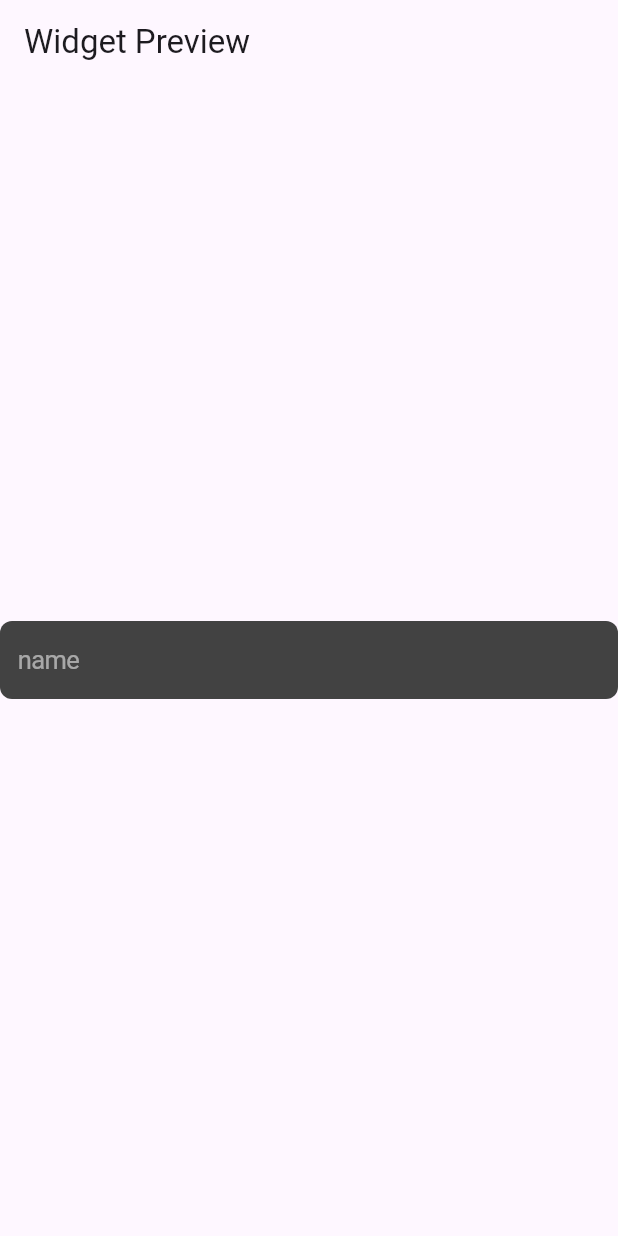
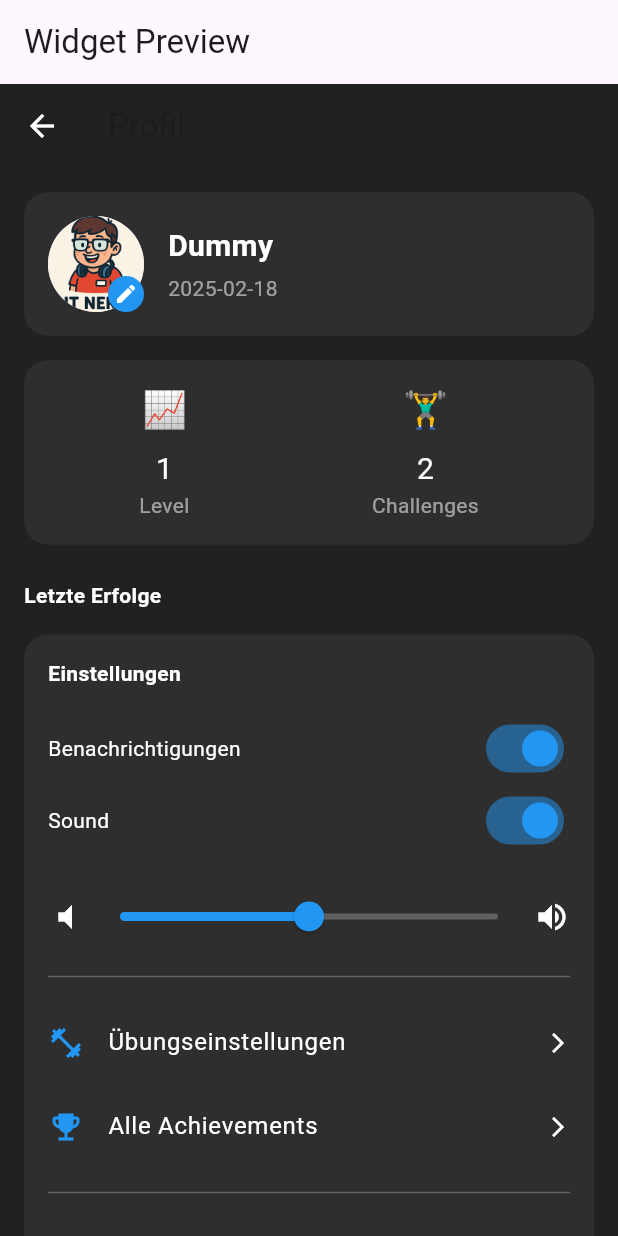
Before and after one commit to Pazflow/PushPals, a Flutter app: the screen it shows after launch, on a phone screen of 412 x 824 dp. Run offline on Flutter 3.47's test engine with Material 3 defaults, Android fonts, the phone set to English and light mode, and no system bars.

Commit message:
leaderboard sowie profilscreen eingebaut, nur layout, dies auch alles wieder als einzelne widget

```diff
--- a/pushpals/lib/main.dart
+++ b/pushpals/lib/main.dart
@@ -1,4 +1,6 @@
 import 'package:flutter/material.dart';
+//import 'package:pushpals/screens/leader_board_screen.dart';
+import 'package:pushpals/screens/profile_screen.dart';
 //import 'package:pushpals/widgets/custom_input_field.dart';
 //import 'package:pushpals/widgets/login_widget.dart';
 //import 'package:pushpals/widgets/profile_widget.dart';
@@ -7,7 +9,7 @@
 //import 'package:pushpals/widgets/ios/profile_image_ios.dart';
 //import 'package:pushpals/widgets/profile_widget.dart';
 //import 'package:pushpals/widgets/ios/save_button_ios.dart';
-import 'package:pushpals/widgets/ios/custom_input_field_ios.dart';
+//import 'package:pushpals/widgets/ios/custom_input_field_ios.dart';
 
 void main() {
   runApp(const MyApp());
@@ -37,7 +39,7 @@
   @override
   Widget build(BuildContext context) {
     // Hier wird das Widget ausgewählt
-  final Widget widgetToShow = const CustomInputFieldIOS(hint: 'name');
+  final Widget widgetToShow = const ProfileScreen();
     return Scaffold(
       appBar: AppBar(
         title: const Text('Widget Preview'),
--- /dev/null
+++ b/pushpals/lib/screens/profile_screen.dart
@@ -0,0 +1,186 @@
+import 'package:flutter/material.dart';
+
+class ProfileScreen extends StatelessWidget {
+  const ProfileScreen({super.key});
+
+  @override
+  Widget build(BuildContext context) {
+    return Scaffold(
+      backgroundColor: const Color(0xFF212121),
+      appBar: AppBar(
+        backgroundColor: const Color(0xFF212121),
+        elevation: 0,
+        title: const Text('Profil'),
+        leading: const BackButton(color: Colors.white),
+      ),
+      body: SingleChildScrollView(
+        padding: const EdgeInsets.all(16),
+        child: Column(
+          crossAxisAlignment: CrossAxisAlignment.start,
+          children: [
+            // Profilkarte
+            Container(
+              padding: const EdgeInsets.all(16),
+              decoration: BoxDecoration(
+                color: const Color(0xFF2E2E2E),
+                borderRadius: BorderRadius.circular(16),
+              ),
+              child: Row(
+                children: [
+                  Stack(
+                    children: [
+                      const CircleAvatar(
+                        radius: 32,
+                        backgroundImage: AssetImage('assets/images/IT_Nerd.png'),
+                      ),
+                      Positioned(
+                        bottom: 0,
+                        right: 0,
+                        child: Container(
+                          decoration: const BoxDecoration(
+                            color: Colors.blue,
+                            shape: BoxShape.circle,
+                          ),
+                          padding: const EdgeInsets.all(4),
+                          child: const Icon(Icons.edit, color: Colors.white, size: 16),
+                        ),
+                      )
+                    ],
+                  ),
+                  const SizedBox(width: 16),
+                  const Column(
+                    crossAxisAlignment: CrossAxisAlignment.start,
+                    children: [
+                      Text('Dummy', style: TextStyle(color: Colors.white, fontSize: 20, fontWeight: FontWeight.bold)),
+                      SizedBox(height: 4),
+                      Text('2025-02-18', style: TextStyle(color: Colors.white54)),
+                    ],
+                  ),
+                ],
+              ),
+            ),
+
+            const SizedBox(height: 16),
+
+            // StatsCard
+            Container(
+              padding: const EdgeInsets.all(16),
+              decoration: BoxDecoration(
+                color: const Color(0xFF2E2E2E),
+                borderRadius: BorderRadius.circular(16),
+              ),
+              child: Row(
+                mainAxisAlignment: MainAxisAlignment.spaceAround,
+                children: const [
+                  _StatItem(icon: '📈', value: '1', label: 'Level'),
+                  _StatItem(icon: '🏋️‍♂️', value: '2', label: 'Challenges'),
+                ],
+              ),
+            ),
+
+            const SizedBox(height: 24),
+            const Text(
+              'Letzte Erfolge',
+              style: TextStyle(color: Colors.white, fontWeight: FontWeight.bold),
+            ),
+            const SizedBox(height: 16),
+
+            // Einstellungen-Karte
+            Container(
+              padding: const EdgeInsets.all(16),
+              decoration: BoxDecoration(
+                color: const Color(0xFF2E2E2E),
+                borderRadius: BorderRadius.circular(16),
+              ),
+              child: Column(
+                crossAxisAlignment: CrossAxisAlignment.start,
+                children: [
+                  const Text('Einstellungen', style: TextStyle(color: Colors.white, fontWeight: FontWeight.bold)),
+                  const SizedBox(height: 16),
+                  _buildSwitchTile('Benachrichtigungen', true),
+                  _buildSwitchTile('Sound', true),
+
+                  const SizedBox(height: 16),
+                  // Lautstärke-Slider (Design)
+                  Row(
+                    children: [
+                      const Icon(Icons.volume_mute, color: Colors.white),
+                      Expanded(
+                        child: Slider(
+                          value: 0.5,
+                          onChanged: (_) {},
+                          activeColor: Colors.blue,
+                          inactiveColor: Colors.white24,
+                        ),
+                      ),
+                      const Icon(Icons.volume_up, color: Colors.white),
+                    ],
+                  ),
+                  const Divider(color: Colors.white24, height: 32),
+
+                  _buildSettingsRow(Icons.fitness_center, 'Übungseinstellungen'),
+                  _buildSettingsRow(Icons.emoji_events, 'Alle Achievements'),
+                  const Divider(color: Colors.white24, height: 32),
+
+                  TextButton.icon(
+                    onPressed: () {},
+                    icon: const Icon(Icons.logout, color: Colors.red),
+                    label: const Text('Ausloggen', style: TextStyle(color: Colors.red)),
+                  )
+                ],
+              ),
+            )
+          ],
+        ),
+      ),
+    );
+  }
+
+  Widget _buildSwitchTile(String label, bool value) {
+    return Row(
+      mainAxisAlignment: MainAxisAlignment.spaceBetween,
+      children: [
+        Text(label, style: const TextStyle(color: Colors.white)),
+        Switch(
+          value: value,
+          onChanged: (_) {},
+          activeColor: Colors.blue,
+        )
+      ],
+    );
+  }
+
+  Widget _buildSettingsRow(IconData icon, String label) {
+    return ListTile(
+      contentPadding: EdgeInsets.zero,
+      leading: Icon(icon, color: Colors.blue),
+      title: Text(label, style: const TextStyle(color: Colors.white)),
+      trailing: const Icon(Icons.arrow_forward_ios, color: Colors.white, size: 16),
+      onTap: () {},
+    );
+  }
+}
+
+class _StatItem extends StatelessWidget {
+  final String icon;
+  final String value;
+  final String label;
+
+  const _StatItem({
+    required this.icon,
+    required this.value,
+    required this.label,
+  });
+
+  @override
+  Widget build(BuildContext context) {
+    return Column(
+      children: [
+        Text(icon, style: const TextStyle(fontSize: 24)),
+        const SizedBox(height: 8),
+        Text(value, style: const TextStyle(color: Colors.white, fontSize: 20)),
+        Text(label, style: const TextStyle(color: Colors.white54)),
+      ],
+    );
+  }
+}
--- a/pushpals/pubspec.yaml
+++ b/pushpals/pubspec.yaml
@@ -61,8 +61,8 @@ flutter:
 
 
   # To add assets to your application, add an assets section, like this:
-  # assets:
-  #   - images/a_dot_burr.jpeg
+  assets:
+     - assets/images/IT_Nerd.png
   #   - images/a_dot_ham.jpeg
 
   # An image asset can refer to one or more resolution-specific "variants", see
```
Also changed, not shown: pushpals/lib/screens/leader_board_screen.dart (added, +71 -0 lines), pushpals/lib/widgets/custom_card_widget.dart (added, +58 -0 lines), pushpals/lib/widgets/player_tile_widget.dart (added, +57 -0 lines), pushpals/lib/widgets/setting_card_widget.dart (added, +72 -0 lines), pushpals/lib/widgets/stats_card_widget.dart (added, +59 -0 lines), pushpals/assets/images/IT_Nerd.png (added), pushpals/lib/widgets/custom_input_field_widget.dart (renamed from pushpals/lib/widgets/custom_input_field.dart), pushpals/lib/widgets/profile_image_widget.dart (renamed from pushpals/lib/widgets/profile_image.dart), pushpals/lib/widgets/save_button_widget.dart (renamed from pushpals/lib/widgets/save_button.dart).
